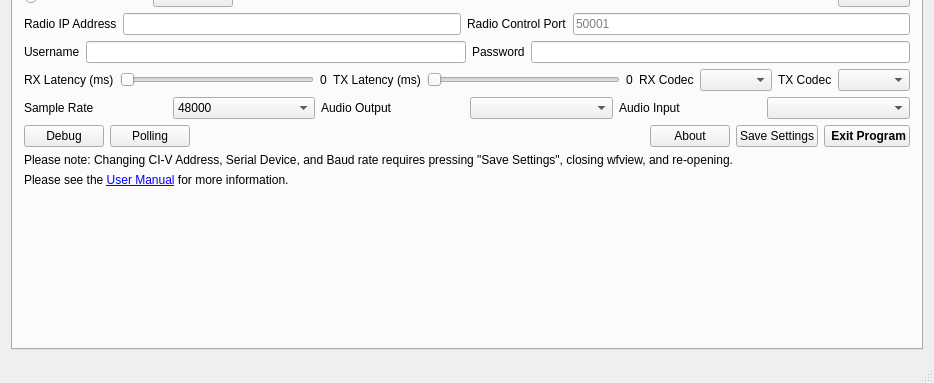
Qt form wfmain.ui (adecarolis/wfweb) before a commit; both pictures show x 0 to 934 and y 199 to 582 of the 934 by 582 pixel window.
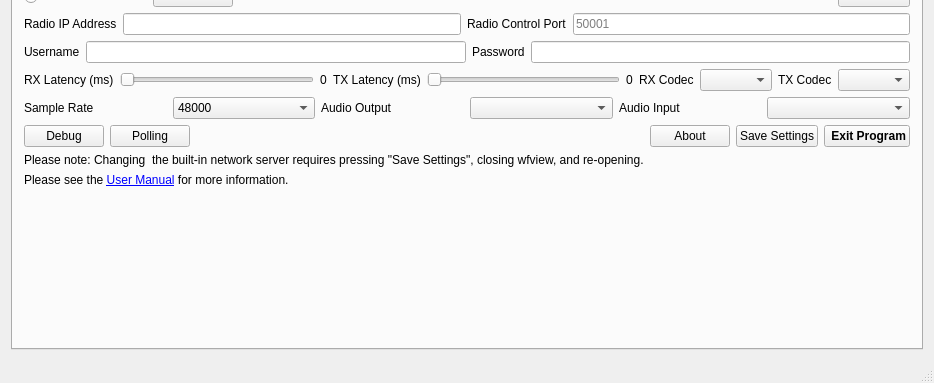
The same form after that commit. The open tabs and pages were chosen to show the change. Custom widgets are drawn as their Qt base class.

Commit message: Changed wording about the need for Save Settings -- please verify, I may have it wrong.

```diff
--- a/wfmain.ui
+++ b/wfmain.ui
@@ -2678,7 +2678,7 @@
           <item>
            <widget class="QLabel" name="label_33">
             <property name="text">
-             <string>Please note: Changing CI-V Address, Serial Device, and Baud rate requires pressing &quot;Save Settings&quot;, closing wfview, and re-opening. </string>
+             <string>Please note: Changing  the built-in network server requires pressing &quot;Save Settings&quot;, closing wfview, and re-opening. </string>
             </property>
            </widget>
           </item>
```
Left out of the diff: 2 changed lines with no effect on the pictures.
